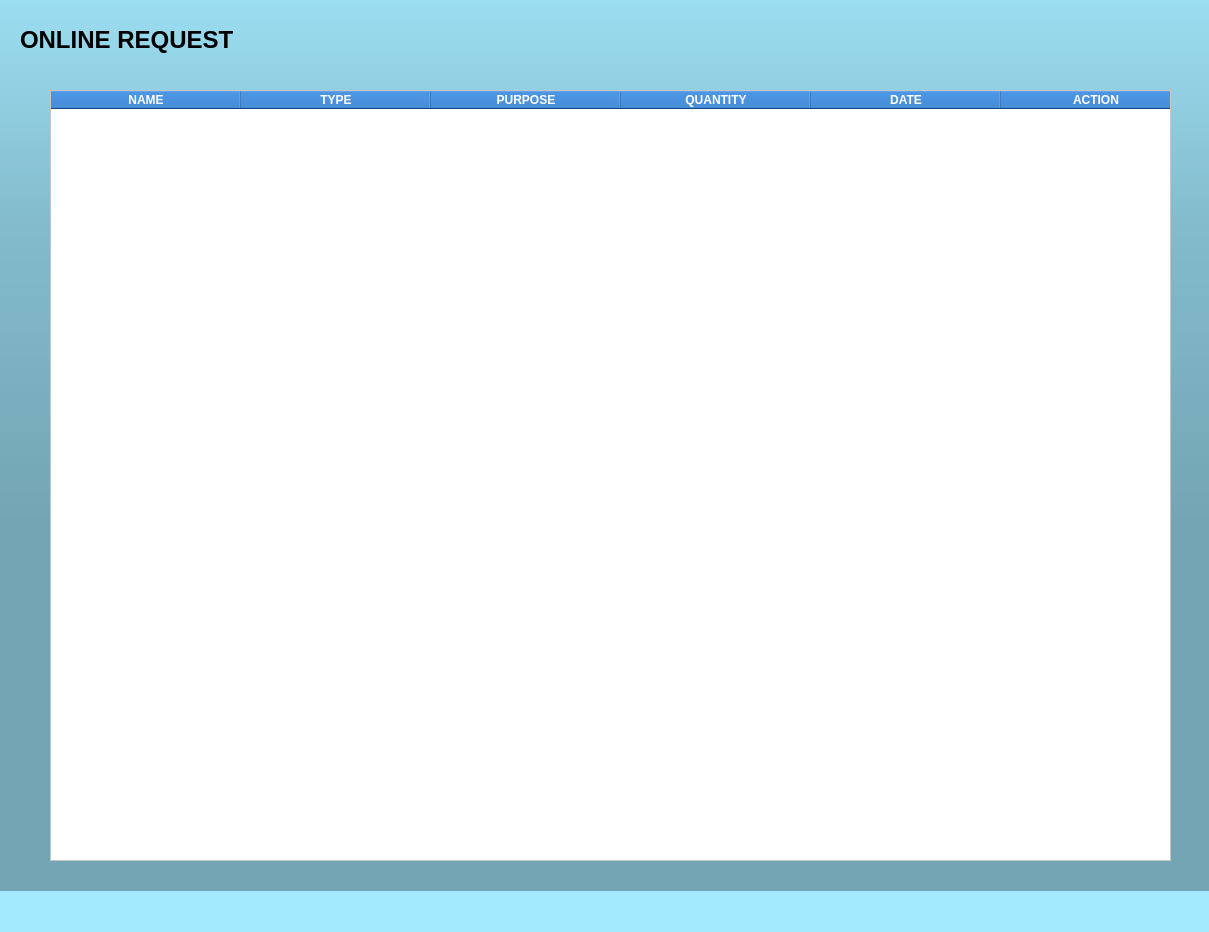
Before: the Qt Designer form BES_MANAGEMENT_SYSTEM/gui/ui/ADMIN_SERVICES_PG1.ui in SheenaLei/BES_MANAGEMENT_SYSTEM, drawn with Qt 5.
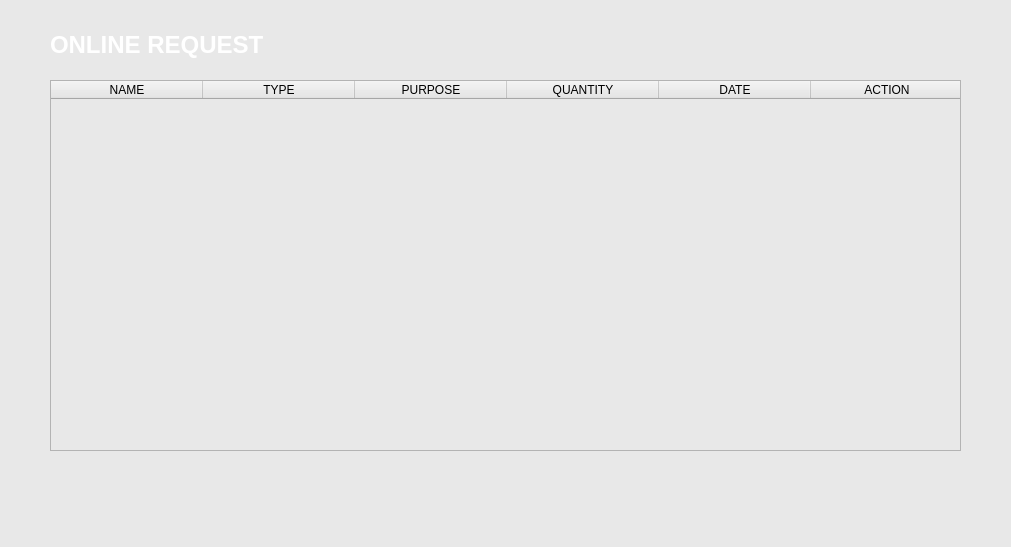
After: the same form once the commit is applied.

Patch:
```diff
--- a/BES_MANAGEMENT_SYSTEM/gui/ui/ADMIN_SERVICES_PG1.ui
+++ b/BES_MANAGEMENT_SYSTEM/gui/ui/ADMIN_SERVICES_PG1.ui
@@ -6,40 +6,25 @@
    <rect>
     <x>0</x>
     <y>0</y>
-    <width>1209</width>
-    <height>932</height>
+    <width>1011</width>
+    <height>547</height>
    </rect>
   </property>
   <property name="windowTitle">
    <string>MainWindow</string>
   </property>
   <property name="styleSheet">
-   <string notr="true">background-color: rgb(164, 234, 255);</string>
+   <string notr="true">
+background-color: rgb(232, 232, 232);</string>
   </property>
   <widget class="QWidget" name="centralwidget">
-   <widget class="QLabel" name="label">
-    <property name="geometry">
-     <rect>
-      <x>0</x>
-      <y>-30</y>
-      <width>1221</width>
-      <height>921</height>
-     </rect>
-    </property>
-    <property name="styleSheet">
-     <string notr="true">background-color: qlineargradient(spread:pad, x1:0, y1:0, x2:0, y2:0.715909, stop:0 rgba(0, 0, 0, 9), stop:0.375 rgba(0, 0, 0, 50), stop:0.835227 rgba(0, 0, 0, 75));</string>
-    </property>
-    <property name="text">
-     <string/>
-    </property>
-   </widget>
    <widget class="QTableWidget" name="tableWidget">
     <property name="geometry">
      <rect>
       <x>50</x>
-      <y>90</y>
-      <width>1121</width>
-      <height>771</height>
+      <y>80</y>
+      <width>911</width>
+      <height>371</height>
      </rect>
     </property>
     <property name="styleSheet">
@@ -48,9 +33,26 @@
 }
 
 QTableWidget{
-	
+	border-radius: 25px;
 	background-color: rgb(255, 255, 255);
-}</string>
+}
+
+QHeaderView::section {
+    background-color: #0078D4;
+    color: white;
+    padding: 8px;
+    font-weight: bold;
+	font-size: 11px;
+}
+
+QTableWidget {
+    gridline-color: #d0d0d0;
+    font-size: 13px;
+}
+
+
+background-color: rgb(240, 240, 240);
+</string>
     </property>
     <property name="horizontalScrollBarPolicy">
      <enum>Qt::ScrollBarAlwaysOff</enum>
@@ -65,16 +67,16 @@
      <bool>false</bool>
     </attribute>
     <attribute name="horizontalHeaderDefaultSectionSize">
-     <number>190</number>
+     <number>152</number>
     </attribute>
     <attribute name="horizontalHeaderMinimumSectionSize">
      <number>50</number>
     </attribute>
     <attribute name="verticalHeaderDefaultSectionSize">
-     <number>100</number>
+     <number>50</number>
     </attribute>
     <attribute name="verticalHeaderMinimumSectionSize">
-     <number>100</number>
+     <number>50</number>
     </attribute>
     <column>
      <property name="text">
@@ -107,17 +109,61 @@
      </property>
     </column>
    </widget>
+   <widget class="QLabel" name="label">
+    <property name="geometry">
+     <rect>
+      <x>50</x>
+      <y>10</y>
+      <width>911</width>
+      <height>111</height>
+     </rect>
+    </property>
+    <property name="styleSheet">
+     <string notr="true">QLabel {
+    background: qlineargradient(
+        spread:pad,
+        x1:0, y1:0,
+        x2:0, y2:1,
+        stop:0 #0d47a1,
+        stop:1 #1976d2
+    );
+    border-radius: 0px;
+}
+
+QLabel {
+    color: white;
+    font-weight: bold;
+}</string>
+    </property>
+    <property name="text">
+     <string>&lt;html&gt;&lt;head/&gt;&lt;body&gt;&lt;p&gt;&lt;span style=&quot; font-size:18pt;&quot;&gt;ONLINE REQUEST&lt;/span&gt;&lt;/p&gt;&lt;p&gt;&lt;br/&gt;&lt;/p&gt;&lt;/body&gt;&lt;/html&gt;</string>
+    </property>
+   </widget>
    <widget class="QLabel" name="label_2">
     <property name="geometry">
      <rect>
-      <x>20</x>
-      <y>20</y>
-      <width>271</width>
-      <height>41</height>
+      <x>80</x>
+      <y>10</y>
+      <width>901</width>
+      <height>461</height>
      </rect>
     </property>
+    <property name="styleSheet">
+     <string notr="true">QLabel {
+    background: qlineargradient(
+        spread:pad,
+        x1:0, y1:0,
+        x2:0, y2:1,
+        stop:0 rgba(0, 0, 0, 0),
+        stop:0.4 rgba(0, 0, 0, 8),
+        stop:1 rgba(0, 0, 0, 18)
+    );
+    border-radius: 25px;
+}
+</string>
+    </property>
     <property name="text">
-     <string>&lt;html&gt;&lt;head/&gt;&lt;body&gt;&lt;p&gt;&lt;span style=&quot; font-size:18pt; font-weight:700;&quot;&gt;ONLINE REQUEST&lt;/span&gt;&lt;/p&gt;&lt;/body&gt;&lt;/html&gt;</string>
+     <string/>
     </property>
    </widget>
    <zorder>label_2</zorder>
```
Left out of the diff: 2 changed lines with no effect on the pictures.
